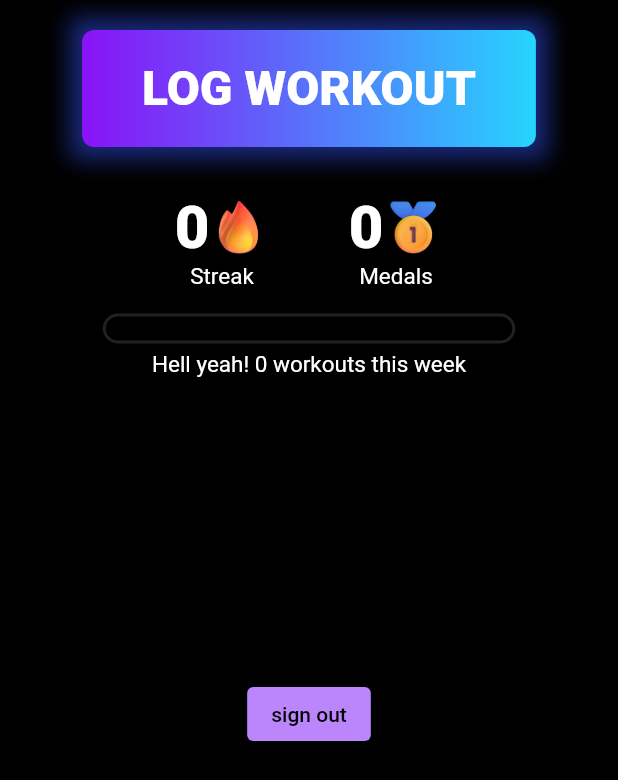
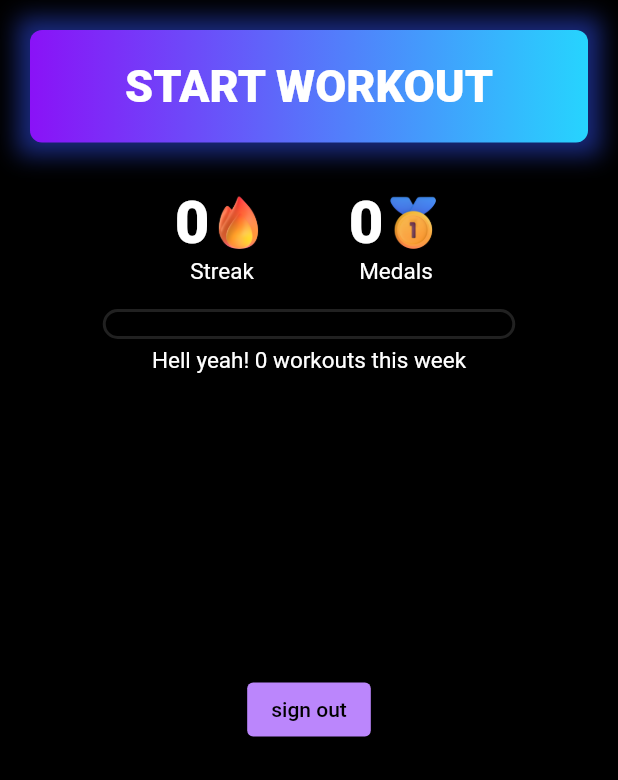
Before and after one commit to ethernetz/hot-summer, a Flutter app: the screen it shows once a user with an empty profile is signed in, on a phone screen of 412 x 824 dp. Shown: the top 780 px of the screen. Run offline on Flutter 3.47's test engine with Material 2 defaults, Android fonts, the phone set to English and light mode, and no system bars; our stand-ins replace cloud_firestore, firebase_auth, firebase_core, firebase_crashlytics, google_fonts, google_sign_in and 1 more; accounts and stored records are empty; network calls fail.

Commit message:
add CurrentWorkoutProvider

```diff
--- /dev/null
+++ b/app/lib/components/workout_button.dart
@@ -0,0 +1,40 @@
+import 'package:flutter/material.dart';
+import 'package:google_fonts/google_fonts.dart';
+import 'package:provider/provider.dart';
+import 'package:workspaces/services/current_workout_provider.dart';
+import 'package:workspaces/widgets/hot_button.dart';
+
+class WorkoutButton extends StatelessWidget {
+  const WorkoutButton({super.key});
+
+  @override
+  Widget build(BuildContext context) {
+    return HotButton(
+        onPressed: () {
+          final currentWorkoutProvider = context.read<CurrentWorkoutProvider>();
+          currentWorkoutProvider.isWorkingOut
+              ? currentWorkoutProvider.endWorkout()
+              : currentWorkoutProvider.startWorkout();
+        },
+        child: Selector<CurrentWorkoutProvider, bool>(
+          selector: (_, provider) => provider.isWorkingOut,
+          builder: (_, isWorkingOut, __) {
+            return isWorkingOut
+                ? Text(
+                    "COMPLETE WORKOUT",
+                    style: GoogleFonts.kumbhSans(
+                      fontWeight: FontWeight.w900,
+                      fontSize: 30,
+                    ),
+                  )
+                : Text(
+                    "START WORKOUT",
+                    style: GoogleFonts.kumbhSans(
+                      fontWeight: FontWeight.w900,
+                      fontSize: 30,
+                    ),
+                  );
+          },
+        ));
+  }
+}
--- a/app/lib/main.dart
+++ b/app/lib/main.dart
@@ -8,6 +8,7 @@ import 'package:workspaces/classes/hot_user.dart';
 import 'package:workspaces/screens/onboarding_screen.dart';
 import 'package:workspaces/services/auth_service.dart';
 import 'package:workspaces/screens/home_screen.dart';
+import 'package:workspaces/services/current_workout_provider.dart';
 import 'package:workspaces/services/firestore_service.dart';
 import 'package:workspaces/services/hot_user_proxy.dart';
 import 'package:workspaces/services/workouts_proxy.dart';
@@ -60,6 +61,9 @@ class MyApp extends StatelessWidget {
             },
             initialData: null,
           ),
+          ChangeNotifierProvider(
+            create: (ctx) => CurrentWorkoutProvider(),
+          ),
         ],
         child: HotUserProxy(
           child: WorkoutsProxy(
@@ -91,9 +95,11 @@ class Home extends StatelessWidget {
     return Scaffold(
       body: SafeArea(
         bottom: false,
-        child: Container(
-          padding: const EdgeInsets.only(top: 20),
-          child: const AuthGate(),
+        child: SingleChildScrollView(
+          child: Container(
+            padding: const EdgeInsets.only(top: 20),
+            child: const AuthGate(),
+          ),
         ),
       ),
     );
--- a/app/lib/screens/home_screen.dart
+++ b/app/lib/screens/home_screen.dart
@@ -1,34 +1,22 @@
 import 'package:flutter/material.dart';
-import 'package:google_fonts/google_fonts.dart';
 import 'package:provider/provider.dart';
 import 'package:workspaces/components/self_metrics.dart';
+import 'package:workspaces/components/workout_button.dart';
 import 'package:workspaces/services/auth_service.dart';
-import 'package:workspaces/services/firestore_service.dart';
-import 'package:workspaces/widgets/hot_button.dart';
 
 class HomeScreen extends StatelessWidget {
   const HomeScreen({super.key});
 
   @override
   Widget build(BuildContext context) {
-    return SizedBox(
+    return Padding(
+      padding: const EdgeInsets.symmetric(horizontal: 20),
+      child: SizedBox(
         width: double.infinity,
         child: Column(
           crossAxisAlignment: CrossAxisAlignment.center,
           children: [
-          HotButton(
-            onPressed: () {
-              context.read<FirestoreService>().logWorkout(context);
-            },
-            child: Text(
-              "LOG WORKOUT",
-              style: GoogleFonts.kumbhSans(
-                color: Colors.white,
-                fontWeight: FontWeight.w900,
-                fontSize: 32,
-              ),
-            ),
-          ),
+            const WorkoutButton(),
             const SizedBox(height: 30),
             const SelfMetrics(),
             const SizedBox(height: 200),
@@ -40,6 +28,7 @@ class HomeScreen extends StatelessWidget {
             )
           ],
         ),
+      ),
     );
   }
 }
--- /dev/null
+++ b/app/lib/services/current_workout_provider.dart
@@ -0,0 +1,18 @@
+import 'package:flutter/material.dart';
+
+class CurrentWorkoutProvider extends ChangeNotifier {
+  bool _isWorkingOut = false;
+  bool get isWorkingOut => _isWorkingOut;
+
+  void startWorkout() {
+    _isWorkingOut = true;
+
+    notifyListeners();
+  }
+
+  void endWorkout() {
+    _isWorkingOut = false;
+
+    notifyListeners();
+  }
+}
--- a/app/lib/widgets/hot_button.dart
+++ b/app/lib/widgets/hot_button.dart
@@ -79,7 +79,9 @@ class _HotButtonState extends State<HotButton>
           onTapUp: _onTapUp,
           onTap: _onTap,
           child: Container(
-            padding: const EdgeInsets.symmetric(vertical: 20, horizontal: 40),
+            padding: const EdgeInsets.symmetric(vertical: 20),
+            width: double.infinity,
+            alignment: Alignment.center,
             decoration: BoxDecoration(
               // color: _isPressed ? Colors.grey : Colors.red,
               gradient: const LinearGradient(
--- a/app/lib/widgets/toggle_button.dart
+++ b/app/lib/widgets/toggle_button.dart
@@ -1,4 +1,3 @@
-// create a button that accepts a child and an isSelected boolean value. when the value is true, the button should be green. when the value is false, the button should be red
 import 'package:flutter/material.dart';
 
 class ToggleButton extends StatelessWidget {
@@ -21,7 +20,7 @@ class ToggleButton extends StatelessWidget {
         padding: const EdgeInsets.symmetric(vertical: 10),
         decoration: BoxDecoration(
           color: isSelected ? Colors.green : Colors.red,
-          borderRadius: BorderRadius.circular(5),
+          borderRadius: BorderRadius.circular(8),
         ),
         child: Center(
           child: child,
```
Lines whose indentation alone changed are shown as unchanged.
